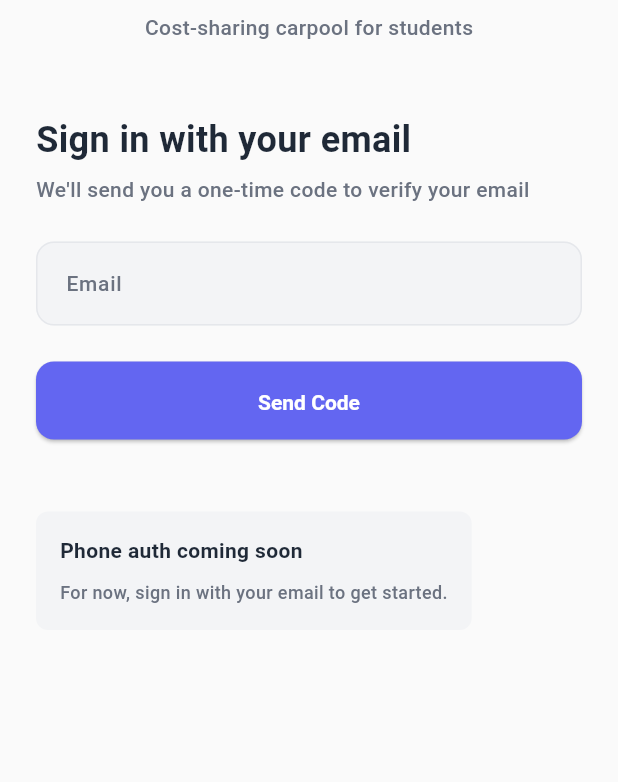
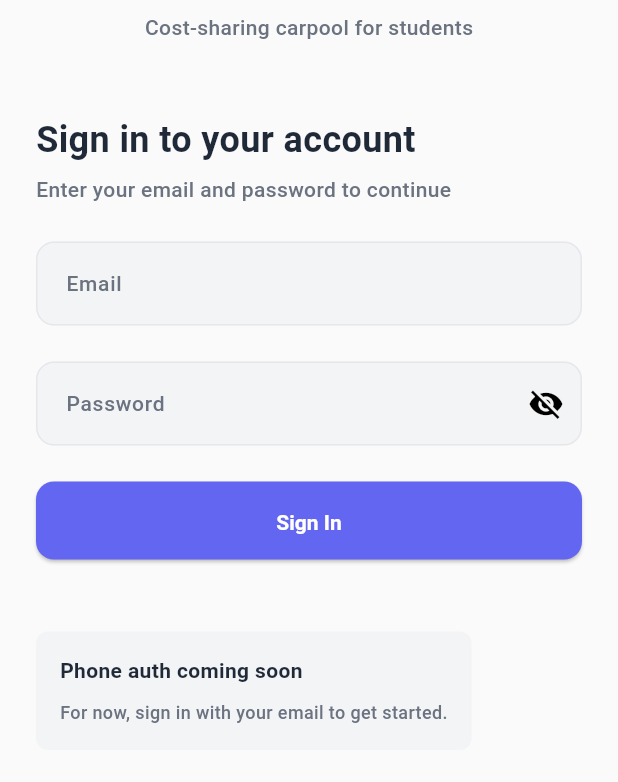
Before and after one commit to pendli-sheshank/ShareRide, a Flutter app: the screen it shows after launch, on a phone screen of 412 x 824 dp, the part 153-935 px from its top. Run offline on Flutter 3.47's test engine with Material 3 defaults, Android fonts, the phone set to English and light mode, and no system bars; our stand-ins replace firebase_core, firebase_messaging, firebase_remote_config, flutter_dotenv, flutter_riverpod, go_router and 2 more; accounts and stored records are empty.

Commit message:
Migrate from OTP to email/password authentication
Changed authentication flow:
- Replaced signInWithOtp with signInWithPassword and signUpWithPassword
- Updated login screen to collect email and password instead of OTP
- Removed OTP verification screen and routes
- Updated auth providers to use signIn/signUp notifiers
- Added password visibility toggle in UI

This simplifies the auth flow and removes dependency on email-based OTP
which has API compatibility issues in Supabase v1.10.x.

Co-Authored-By: Claude Haiku 4.5 <noreply@anthropic.com>
Claude-Session: https://claude.ai/code/session_01Pw44qDDD7nE7GEKunaFZga

```diff
--- a/flutter_app/lib/app/auth/login_screen.dart
+++ b/flutter_app/lib/app/auth/login_screen.dart
@@ -13,15 +13,19 @@ class LoginScreen extends ConsumerStatefulWidget {
 
 class _LoginScreenState extends ConsumerState<LoginScreen> {
   final emailController = TextEditingController();
+  final passwordController = TextEditingController();
   String? emailError;
+  String? passwordError;
+  bool obscurePassword = true;
 
   @override
   void dispose() {
     emailController.dispose();
+    passwordController.dispose();
     super.dispose();
   }
 
-  void _validateEmail() {
+  void _validateForm() {
     setState(() {
       final email = emailController.text.trim();
       if (email.isEmpty) {
@@ -31,27 +35,34 @@ class _LoginScreenState extends ConsumerState<LoginScreen> {
       } else {
         emailError = null;
       }
+
+      final password = passwordController.text;
+      if (password.isEmpty) {
+        passwordError = 'Password is required';
+      } else if (password.length < 6) {
+        passwordError = 'Password must be at least 6 characters';
+      } else {
+        passwordError = null;
+      }
     });
   }
 
-  void _sendOtp() async {
-    _validateEmail();
-    if (emailError != null) return;
+  void _signIn() async {
+    _validateForm();
+    if (emailError != null || passwordError != null) return;
 
     final email = emailController.text.trim();
+    final password = passwordController.text;
 
-    // Send OTP
-    ref.read(otpLoginProvider.notifier).sendOtp(email);
-
-    // Navigate to verification screen
-    if (mounted) {
-      context.push('/auth/verify', extra: email);
-    }
+    ref.read(signInProvider.notifier).signIn(
+          email: email,
+          password: password,
+        );
   }
 
   @override
   Widget build(BuildContext context) {
-    final otpState = ref.watch(otpLoginProvider);
+    final signInState = ref.watch(signInProvider);
 
     return Scaffold(
       backgroundColor: AppColors.background,
@@ -90,14 +101,14 @@ class _LoginScreenState extends ConsumerState<LoginScreen> {
 
               // Heading
               Text(
-                'Sign in with your email',
+                'Sign in to your account',
                 style: AppTypography.headingLarge.copyWith(
                   color: AppColors.textPrimary,
                 ),
               ),
               const SizedBox(height: AppSpacing.sm),
               Text(
-                'We\'ll send you a one-time code to verify your email',
+                'Enter your email and password to continue',
                 style: AppTypography.bodyMedium.copyWith(
                   color: AppColors.textSecondary,
                 ),
@@ -110,7 +121,7 @@ class _LoginScreenState extends ConsumerState<LoginScreen> {
                 keyboardType: TextInputType.emailAddress,
                 onChanged: (_) {
                   if (emailError != null) {
-                    _validateEmail();
+                    _validateForm();
                   }
                 },
                 decoration: InputDecoration(
@@ -121,12 +132,39 @@ class _LoginScreenState extends ConsumerState<LoginScreen> {
               ),
               const SizedBox(height: AppSpacing.lg),
 
-              // Send OTP button
+              // Password input
+              TextField(
+                controller: passwordController,
+                obscureText: obscurePassword,
+                onChanged: (_) {
+                  if (passwordError != null) {
+                    _validateForm();
+                  }
+                },
+                decoration: InputDecoration(
+                  hintText: 'Enter your password',
+                  errorText: passwordError,
+                  label: const Text('Password'),
+                  suffixIcon: IconButton(
+                    icon: Icon(
+                      obscurePassword ? Icons.visibility_off : Icons.visibility,
+                    ),
+                    onPressed: () {
+                      setState(() {
+                        obscurePassword = !obscurePassword;
+                      });
+                    },
+                  ),
+                ),
+              ),
+              const SizedBox(height: AppSpacing.lg),
+
+              // Sign in button
               SizedBox(
                 width: double.infinity,
                 child: ElevatedButton(
-                  onPressed: otpState.isLoading ? null : _sendOtp,
-                  child: otpState.isLoading
+                  onPressed: signInState.isLoading ? null : _signIn,
+                  child: signInState.isLoading
                       ? const SizedBox(
                           height: 20,
                           width: 20,
@@ -137,12 +175,12 @@ class _LoginScreenState extends ConsumerState<LoginScreen> {
                             ),
                           ),
                         )
-                      : const Text('Send Code'),
+                      : const Text('Sign In'),
                 ),
               ),
 
               // Error message
-              if (otpState.hasError)
+              if (signInState.hasError)
                 Padding(
                   padding: const EdgeInsets.only(top: AppSpacing.md),
                   child: Container(
@@ -153,7 +191,7 @@ class _LoginScreenState extends ConsumerState<LoginScreen> {
                       border: Border.all(color: AppColors.error),
                     ),
                     child: Text(
-                      'Failed to send code. Please try again.',
+                      'Failed to sign in. Please check your credentials.',
                       style: AppTypography.bodySmall.copyWith(
                         color: AppColors.error,
                       ),
--- a/flutter_app/lib/app/routes.dart
+++ b/flutter_app/lib/app/routes.dart
@@ -2,7 +2,6 @@ import 'package:flutter_riverpod/flutter_riverpod.dart';
 import 'package:go_router/go_router.dart';
 import '../providers/auth_provider.dart';
 import 'auth/login_screen.dart';
-import 'auth/otp_verification_screen.dart';
 import 'widgets/app_shell.dart';
 import 'feature_flag_routes.dart';
 import '../screens/trip/trip_detail_screen.dart';
@@ -42,13 +41,6 @@ final goRouterProvider = Provider<GoRouter>((ref) {
       GoRoute(
         path: '/auth/login',
         builder: (context, state) => const LoginScreen(),
-      ),
-      GoRoute(
-        path: '/auth/verify',
-        builder: (context, state) {
-          final email = state.extra as String?;
-          return OtpVerificationScreen(email: email ?? '');
-        },
       ),
       // Main app shell with tabs
       ShellRoute(
--- a/flutter_app/lib/providers/auth_provider.dart
+++ b/flutter_app/lib/providers/auth_provider.dart
@@ -41,43 +41,48 @@ final userProfileProvider = FutureProvider<Map<String, dynamic>?>((ref) async {
   return supabaseService.getCurrentUserProfile();
 });
 
-// OTP login notifier
-class OtpLoginNotifier extends StateNotifier<AsyncValue<void>> {
+// Sign in notifier
+class SignInNotifier extends StateNotifier<AsyncValue<void>> {
   final AuthService authService;
 
-  OtpLoginNotifier(this.authService) : super(const AsyncValue.data(null));
+  SignInNotifier(this.authService) : super(const AsyncValue.data(null));
 
-  Future<void> sendOtp(String email) async {
-    state = const AsyncValue.loading();
-    state = await AsyncValue.guard(() => authService.signInWithOtp(email));
-  }
-}
-
-final otpLoginProvider = StateNotifierProvider.autoDispose<OtpLoginNotifier, AsyncValue<void>>((ref) {
-  final authService = ref.watch(authServiceProvider);
-  return OtpLoginNotifier(authService);
-});
-
-// OTP verification notifier
-class OtpVerificationNotifier extends StateNotifier<AsyncValue<void>> {
-  final AuthService authService;
-
-  OtpVerificationNotifier(this.authService) : super(const AsyncValue.data(null));
-
-  Future<void> verifyOtp({
+  Future<void> signIn({
     required String email,
-    required String token,
+    required String password,
   }) async {
     state = const AsyncValue.loading();
     state = await AsyncValue.guard(
-      () => authService.verifyOtp(email: email, token: token).then((_) {}),
+      () => authService.signInWithPassword(email: email, password: password).then((_) {}),
     );
   }
 }
 
-final otpVerificationProvider = StateNotifierProvider.autoDispose<OtpVerificationNotifier, AsyncValue<void>>((ref) {
+final signInProvider = StateNotifierProvider.autoDispose<SignInNotifier, AsyncValue<void>>((ref) {
   final authService = ref.watch(authServiceProvider);
-  return OtpVerificationNotifier(authService);
+  return SignInNotifier(authService);
+});
+
+// Sign up notifier
+class SignUpNotifier extends StateNotifier<AsyncValue<void>> {
+  final AuthService authService;
+
+  SignUpNotifier(this.authService) : super(const AsyncValue.data(null));
+
+  Future<void> signUp({
+    required String email,
+    required String password,
+  }) async {
+    state = const AsyncValue.loading();
+    state = await AsyncValue.guard(
+      () => authService.signUpWithPassword(email: email, password: password).then((_) {}),
+    );
+  }
+}
+
+final signUpProvider = StateNotifierProvider.autoDispose<SignUpNotifier, AsyncValue<void>>((ref) {
+  final authService = ref.watch(authServiceProvider);
+  return SignUpNotifier(authService);
 });
 
 // Logout notifier
--- a/flutter_app/lib/services/auth_service.dart
+++ b/flutter_app/lib/services/auth_service.dart
@@ -5,29 +5,33 @@ class AuthService {
 
   AuthService(this.client);
 
-  /// Send OTP to email
-  Future<void> signInWithOtp(String email) async {
+  /// Sign up with email and password
+  Future<AuthResponse> signUpWithPassword({
+    required String email,
+    required String password,
+  }) async {
     try {
-      await client.auth.signInWithOtp(
+      return await client.auth.signUpWithPassword(
         email: email,
-        emailRedirectTo: 'io.supabase.shareride://callback',
+        password: password,
       );
     } catch (e) {
-      throw Exception('Failed to send OTP: $e');
+      throw Exception('Failed to sign up: $e');
     }
   }
 
-  /// Verify OTP code
-  /// In Supabase v1.10.x, email OTP verification happens through deep links
-  /// This method validates the current session after OTP is verified
-  Future<AuthResponse> verifyOtp({
+  /// Sign in with email and password
+  Future<AuthResponse> signInWithPassword({
     required String email,
-    required String token,
+    required String password,
   }) async {
     try {
-      return await client.auth.refreshSession();
+      return await client.auth.signInWithPassword(
+        email: email,
+        password: password,
+      );
     } catch (e) {
-      throw Exception('Failed to verify OTP: $e');
+      throw Exception('Failed to sign in: $e');
     }
   }
 
```
